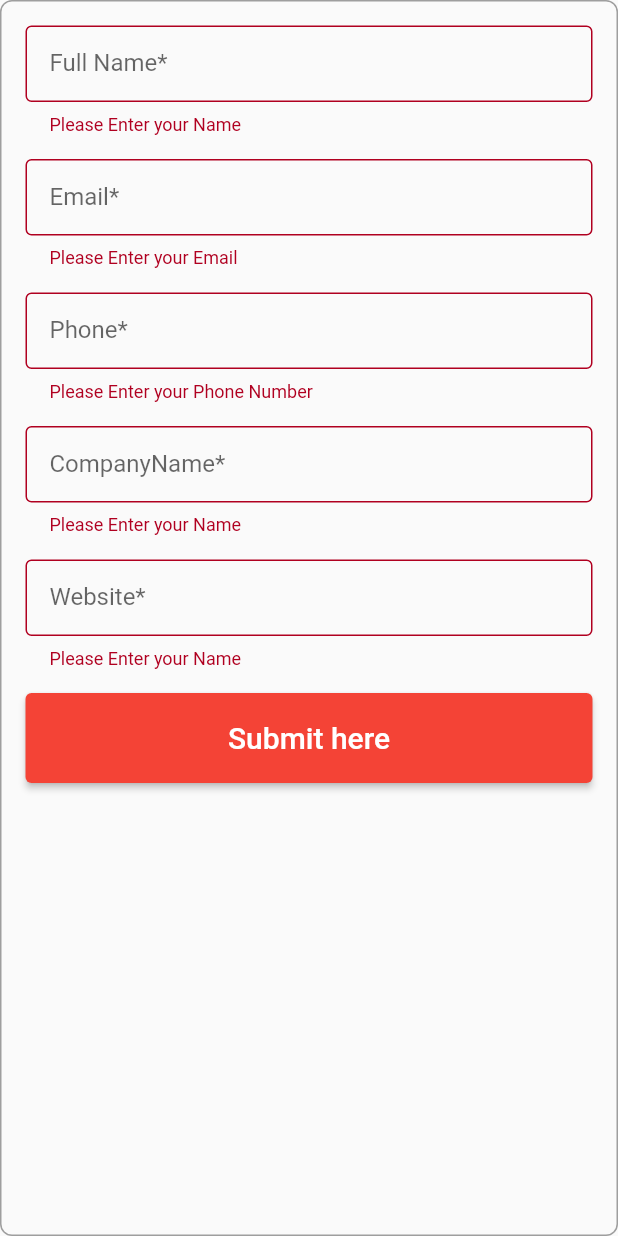
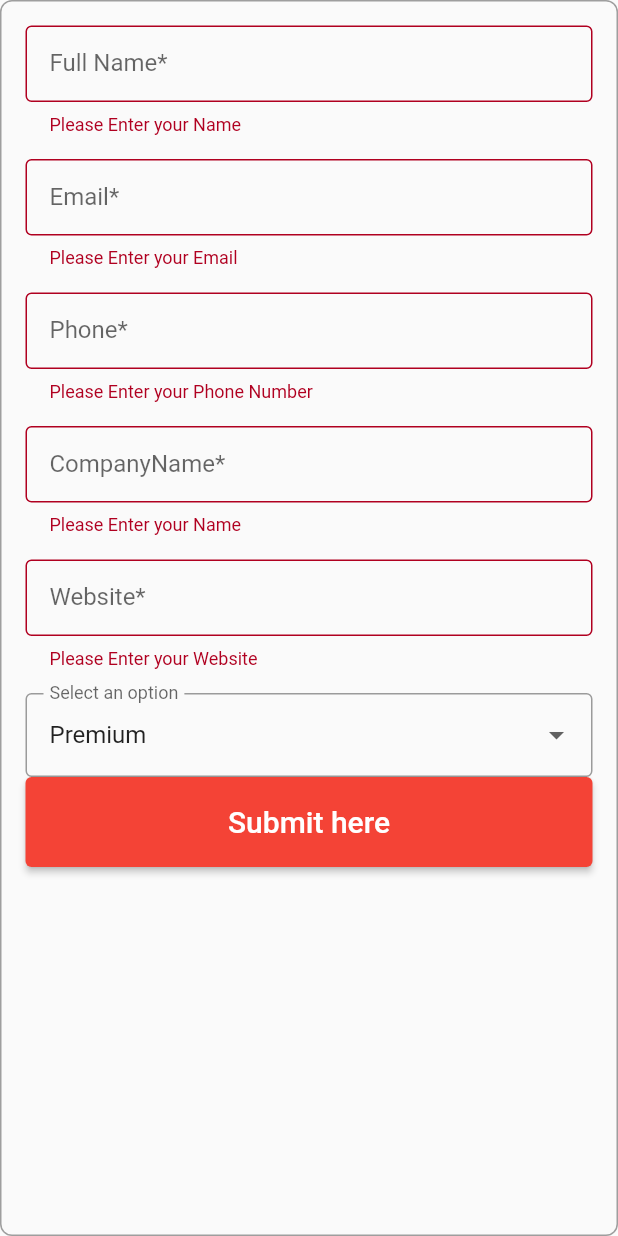
Before and after one commit to Sea-zone/flutterapp, a Flutter app: the MyCustomForm widget shown alone on an empty page, opened directly, after a tap on "Submit here", on a phone screen of 412 x 824 dp. Run offline on Flutter 3.47's test engine with Material 2 defaults, Android fonts, the phone set to English and light mode, and no system bars; our stand-ins replace carousel_slider.

Commit message:
Drop Down Added

```diff
--- a/lib/screens/home_screen.dart
+++ b/lib/screens/home_screen.dart
@@ -255,6 +255,10 @@ class MyCustomFormState extends State<MyCustomForm> {
     super.dispose();
   }
 
+  List<String> dropdownItems = ["Premium", "Standard", "Basic"];
+
+  String selectedDropdownValue = 'Premium';
+
   @override
   Widget build(BuildContext context) {
     return Container(
@@ -263,6 +267,7 @@ class MyCustomFormState extends State<MyCustomForm> {
         border:
             Border.all(width: 1.0, color: Colors.grey), // Add border styling
         borderRadius: BorderRadius.all(Radius.circular(8.0)),
+
         // Add border radius
       ),
 
@@ -284,7 +289,7 @@ class MyCustomFormState extends State<MyCustomForm> {
             _buildTextFieldWithBox(
                 hintText: 'Enter your Email',
                 labelText: 'Email*',
-                controller: _nameController,
+                controller: _emailController,
                 validator: (value) {
                   if (value == null || value.isEmpty) {
                     return 'Please Enter your Email';
@@ -317,14 +322,32 @@ class MyCustomFormState extends State<MyCustomForm> {
                 controller: _websiteController,
                 validator: (value) {
                   if (value == null || value.isEmpty) {
-                    return 'Please Enter your Name';
+                    return 'Please Enter your Website';
                   }
                   return null;
                 }),
-            // _buildTextFieldWithBox(
-            //   hintText: 'Enter a phone number',
-            //   labelText: 'Phone',
-            // ),
+
+            // Add the DropdownButtonFormField
+            DropdownButtonFormField<String>(
+              value: selectedDropdownValue,
+              onChanged: (value) {
+                setState(() {
+                  selectedDropdownValue = value!;
+                });
+              },
+              items: dropdownItems.map((item) {
+                return DropdownMenuItem<String>(
+                  value: item, // Make sure each item has a unique value
+                  child: Text(item),
+                );
+              }).toList(),
+              decoration: InputDecoration(
+                border: OutlineInputBorder(),
+                labelText: 'Select an option',
+                contentPadding: EdgeInsets.all(16.0),
+              ),
+            ),
+
             ElevatedButton(
               onPressed: () {
                 _submitForm();
```
